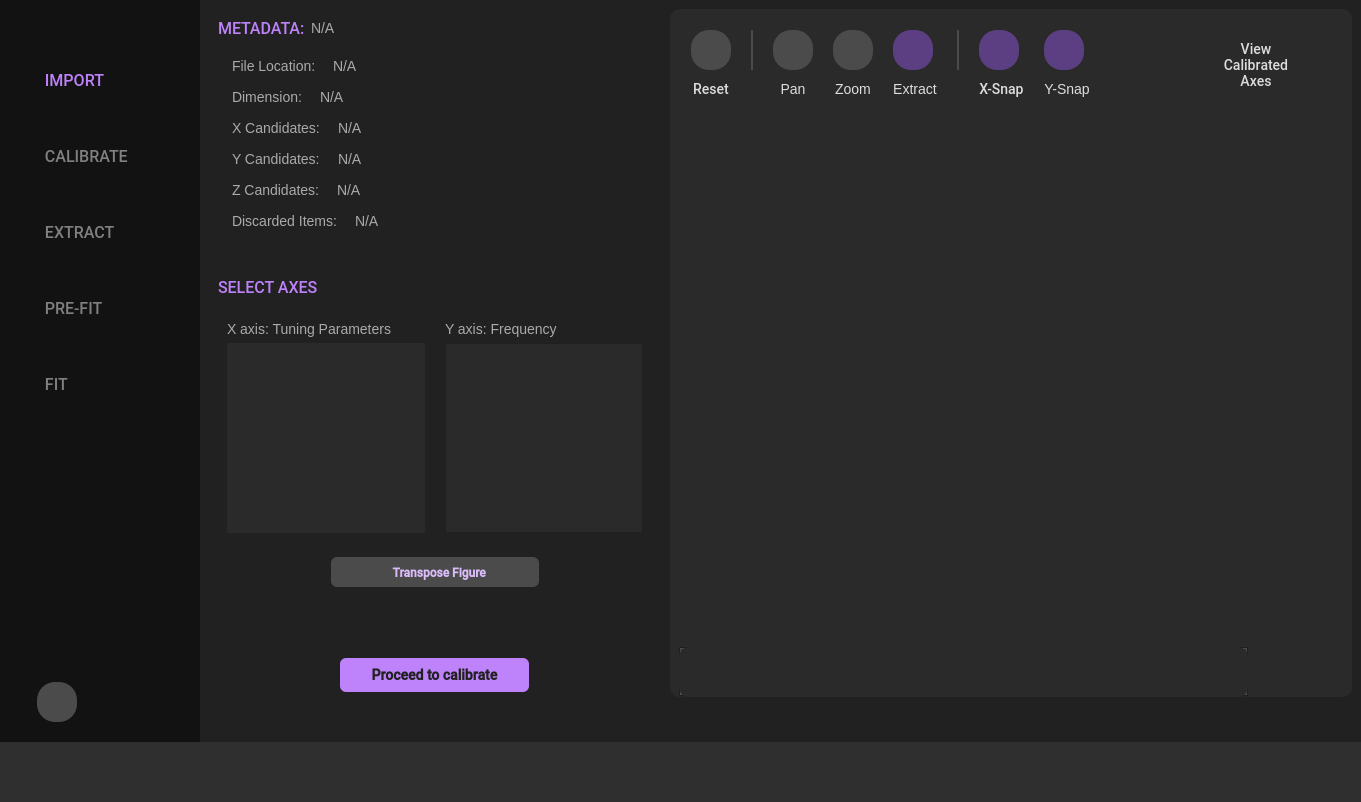
This is resources/ui_window.ui in scqubits/qfit as Qt 5 draws it before an edit. The edited form follows.
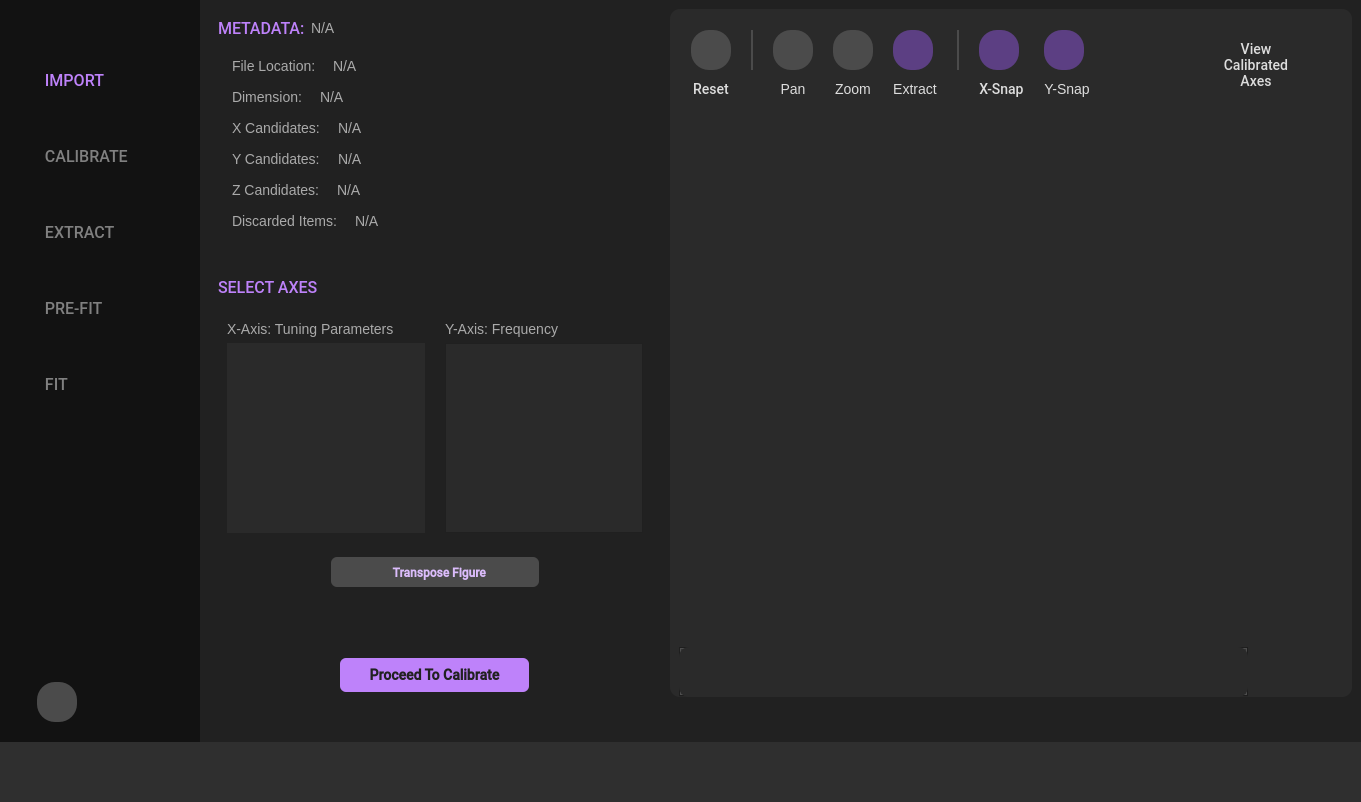
This is the edited form. Icons and pictures are not drawn. Custom widgets are drawn as their Qt base class.

Commit message: Minor edits to the quick start notebook. Minor fix to UI.

```diff
--- a/resources/ui_window.ui
+++ b/resources/ui_window.ui
@@ -1664,7 +1664,7 @@
                     </sizepolicy>
                    </property>
                    <property name="text">
-                    <string>Y axis: Frequency  </string>
+                    <string>Y-Axis: Frequency  </string>
                    </property>
                    <property name="alignment">
                     <set>Qt::AlignLeading|Qt::AlignLeft|Qt::AlignVCenter</set>
@@ -1680,7 +1680,7 @@
                     </sizepolicy>
                    </property>
                    <property name="text">
-                    <string>X axis: Tuning Parameters</string>
+                    <string>X-Axis: Tuning Parameters</string>
                    </property>
                    <property name="alignment">
                     <set>Qt::AlignLeading|Qt::AlignLeft|Qt::AlignVCenter</set>
@@ -1884,7 +1884,7 @@
 }</string>
                    </property>
                    <property name="text">
-                    <string>Proceed to calibrate</string>
+                    <string>Proceed To Calibrate</string>
                    </property>
                   </widget>
                  </item>
```
Left out of the diff: 18 changed lines with no effect on the pictures. The commit also changes 6 other files.
